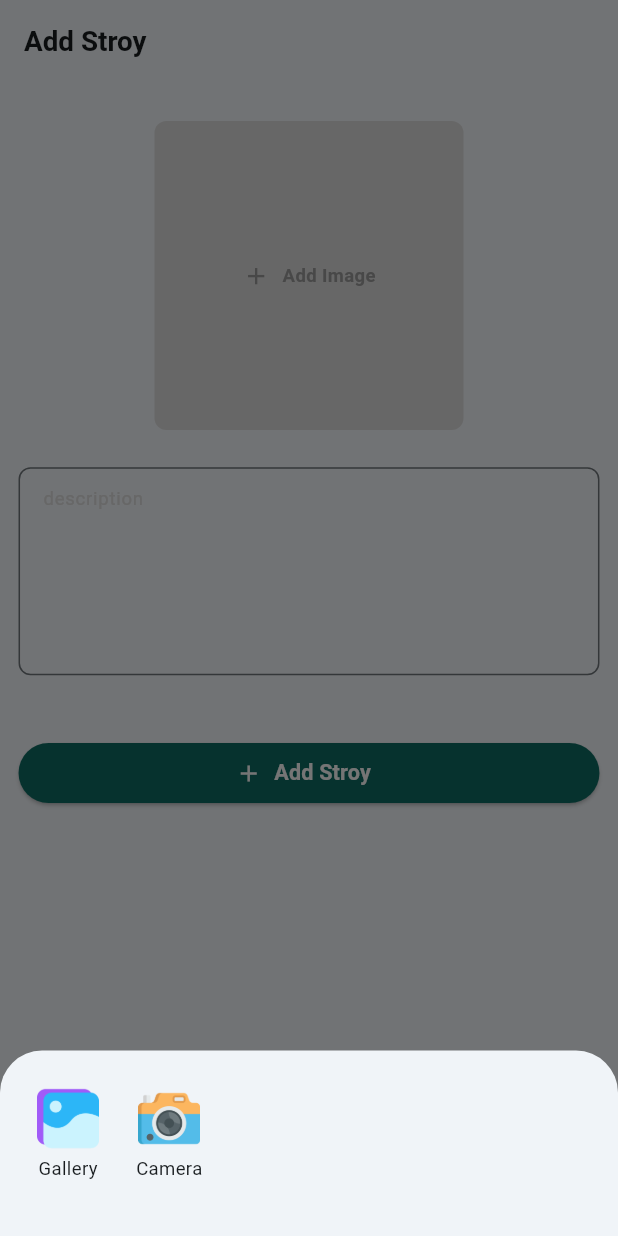
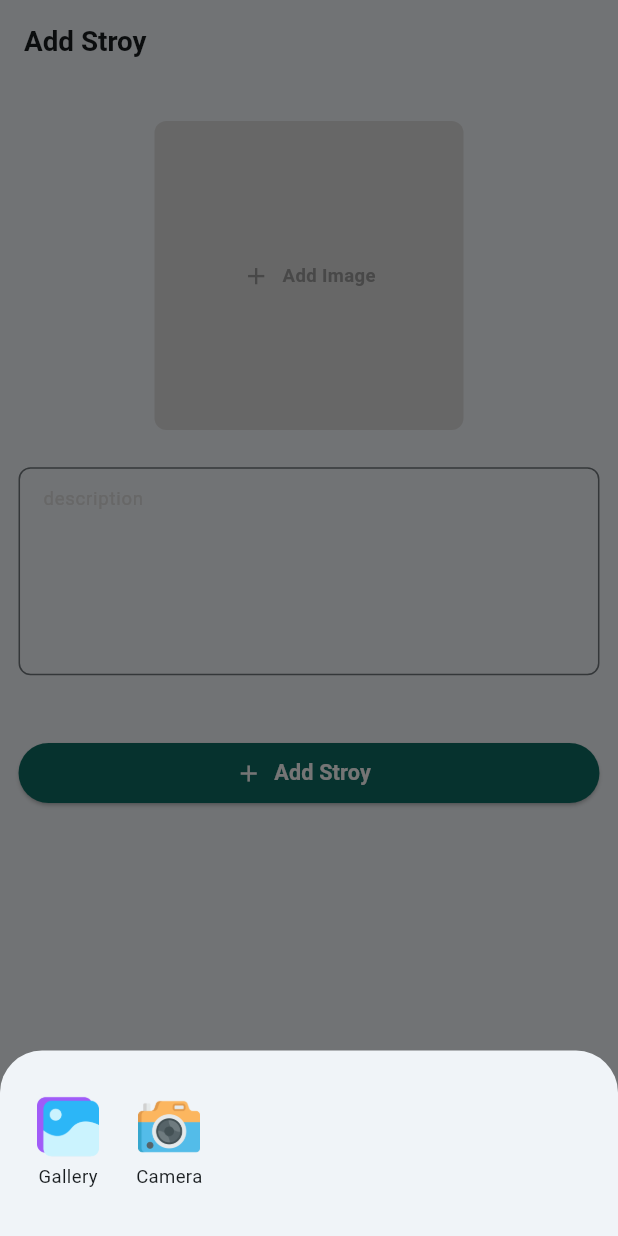
Before and after one commit to Hawarikun/status_app, a Flutter app: the AddStory screen opened by its route, after a tap on "Add Image", on a phone screen of 412 x 824 dp. Run offline on Flutter 3.47's test engine with Material 3 defaults, Android fonts, the phone set to English and light mode, and no system bars; our stand-ins replace equatable, flutter_riverpod, flutter_svg, gap, go_router, image_picker and 1 more; accounts and stored records are empty; generated files the repository leaves out were written again.

Commit message:
code generator

```diff
--- a/l10n.yaml
+++ b/l10n.yaml
@@ -1,3 +1,3 @@
-arb-dir: lib/l10n
+arb-dir: lib/core/configs/l10n
 template-arb-file: app_id.arb
 output-localization-file: app_localizations.dart
--- a/lib/core/helper/api.dart
+++ b/lib/core/helper/api.dart
@@ -22,6 +22,7 @@ class ApiHelper {
       switch (response.statusCode) {
         case HttpStatus.ok:
           final data = jsonDecode(response.body);
+          print(response.body);
           return builder(data);
         case HttpStatus.unauthorized:
           LocalPrefsRepository().deleteToken();
@@ -120,7 +121,6 @@ class ApiHelper {
           throw Exception("endpoint not found");
         default:
           final data = jsonDecode(response.body);
-          print(response.body);
           throw Exception(data.toString());
       }
     } on SocketException catch (_) {
--- a/lib/features/add_story/application/add_story.dart
+++ b/lib/features/add_story/application/add_story.dart
@@ -57,7 +57,7 @@ class AddStoryApplication {
                         mainAxisSize: MainAxisSize.min,
                         children: [
                           Text(
-                            "Gagal Menambahkan Cerita",
+                            "Status",
                             style: TextStyle(
                               fontWeight: FontWeight.bold,
                               fontSize: size.height * h1,
@@ -84,9 +84,9 @@ class AddStoryApplication {
                                 AppRoutes().clearAndNavigate(AppRoutes.home);
                                 ref.invalidate(
                                   storyIndexControllerProv(
-                                    const StoryIndexParams(
-                                      page: 1,
-                                      size: 20,
+                                    StoryIndexParams(
+                                      // page: 1,
+                                      size: 10,
                                       location: 0,
                                     ),
                                   ),
@@ -154,6 +154,7 @@ class AddStoryApplication {
           padding: EdgeInsets.all(size.width * 0.06),
           height: size.height * 0.15,
           child: Column(
+            mainAxisAlignment: MainAxisAlignment.center,
             children: [
               Row(
                 children: [
@@ -181,8 +182,8 @@ class AddStoryApplication {
                       children: [
                         Image.asset(
                           "assets/images/camera.png",
-                          height: size.width * 0.1,
-                          width: size.width * 0.1,
+                          height: size.height * 0.05,
+                          width: size.height * 0.05,
                         ),
                         Gap(size.height * 0.005),
                         Text(
--- a/lib/features/add_story/persentation/view/add_story.dart
+++ b/lib/features/add_story/persentation/view/add_story.dart
@@ -21,12 +21,20 @@ final descriptionControllerProvider =
   (ref) => TextEditingController(),
 );
 
-class AddStory extends ConsumerWidget {
+class AddStory extends StatefulWidget {
   const AddStory({super.key});
 
   @override
-  Widget build(BuildContext context, WidgetRef ref) {
+  State<AddStory> createState() => _AddStoryState();
+}
+
+class _AddStoryState extends State<AddStory> {
+  @override
+  Widget build(BuildContext context) {
     final size = MediaQuery.of(context).size;
+
+    return Consumer(
+      builder: (context, ref, child) {
         final descriptionController = ref.watch(descriptionControllerProvider);
         final imagePath = ref.watch(imagePathProvider);
         final imageFile = ref.watch(imageFileProvider);
@@ -201,8 +209,11 @@ class AddStory extends ConsumerWidget {
                       backgroundColor: ColorApp.primary,
                     ),
                     onPressed: () async {
-                  // if (imagePath != null) {
                       final bytes = await getBytes();
+
+                      // Check if the widget is still mounted before proceeding
+                      if (context.mounted) {
+                        // Add the story only if the widget is still mounted
                         AddStoryApplication().addStory(
                           context: context,
                           ref: ref,
@@ -211,7 +222,7 @@ class AddStory extends ConsumerWidget {
                           fileName: imageFile!.name,
                           image: bytes,
                         );
-                  // }
+                      }
                     },
                     icon: const Icon(
                       Icons.add,
@@ -231,5 +242,7 @@ class AddStory extends ConsumerWidget {
             ),
           ),
         );
+      },
+    );
   }
 }
--- a/lib/features/stories/domain/stories.dart
+++ b/lib/features/stories/domain/stories.dart
@@ -1,9 +1,14 @@
+import 'package:json_annotation/json_annotation.dart';
+
+part 'stories.g.dart';
+
+@JsonSerializable()
 class Story {
   Story({
     required this.id,
     required this.name,
     required this.description,
-    required this.imageUrl,
+    required this.photoUrl,
     required this.createdAt,
     required this.lat,
     required this.lon,
@@ -12,18 +17,10 @@ class Story {
   final String id;
   final String name;
   final String description;
-  final String imageUrl;
+  final String photoUrl;
   final String createdAt;
   final double? lat;
   final double? lon;
 
-  factory Story.fromMap(Map<String, dynamic> map) => Story(
-        id: map["id"],
-        name: map["name"],
-        description: map["description"],
-        imageUrl: map["photoUrl"],
-        createdAt: map["createdAt"],
-        lat: map["lat"],
-        lon: map["lon"],
-      );
+  factory Story.fromMap(Map<String, dynamic> map) => _$StoryFromJson(map);
 }
--- a/pubspec.yaml
+++ b/pubspec.yaml
@@ -19,7 +19,7 @@ publish_to: "none" # Remove this line if you wish to publish to pub.dev
 version: 1.0.0+1
 
 environment:
-  sdk: ">=3.2.3 <4.0.0"
+  sdk: ">=3.3.1 <4.0.0"
 
 # Dependencies specify other packages that your package needs in order to work.
 # To automatically upgrade your package dependencies to the latest versions
@@ -42,6 +42,7 @@ dependencies:
   image: ^4.1.7
   image_picker: ^1.0.7
   intl: ^0.18.1
+  json_annotation: ^4.8.1
   readmore: ^2.2.0
   shared_preferences: ^2.2.2
 
@@ -49,6 +50,8 @@ dev_dependencies:
   flutter_lints: ^2.0.0
   flutter_test:
     sdk: flutter
+  build_runner: ^2.4.9
+  json_serializable: ^6.7.1
 
 # For information on the generic Dart part of this file, see the
 # following page: https://dart.dev/tools/pub/pubspec
```
Also changed, not shown: lib/features/stories/persentation/view/story_detail.dart (+2 -2 lines), lib/features/stories/persentation/view/story_index.dart (+1 -1 lines), lib/pages/home_fragment.dart (+9 -4 lines), lib/core/configs/l10n/app_en.arb (renamed from lib/l10n/app_en.arb), lib/core/configs/l10n/app_id.arb (renamed from lib/l10n/app_id.arb), lib/features/stories/domain/stories.g.dart (added), pubspec.lock. Lines whose indentation alone changed are shown as unchanged.
